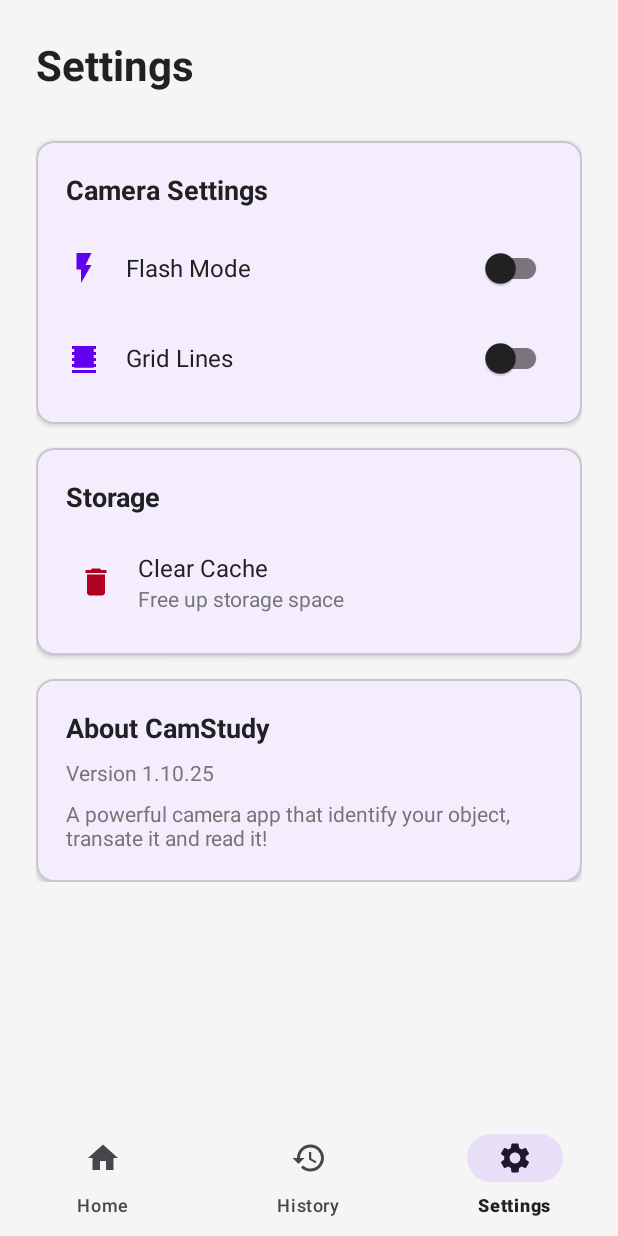
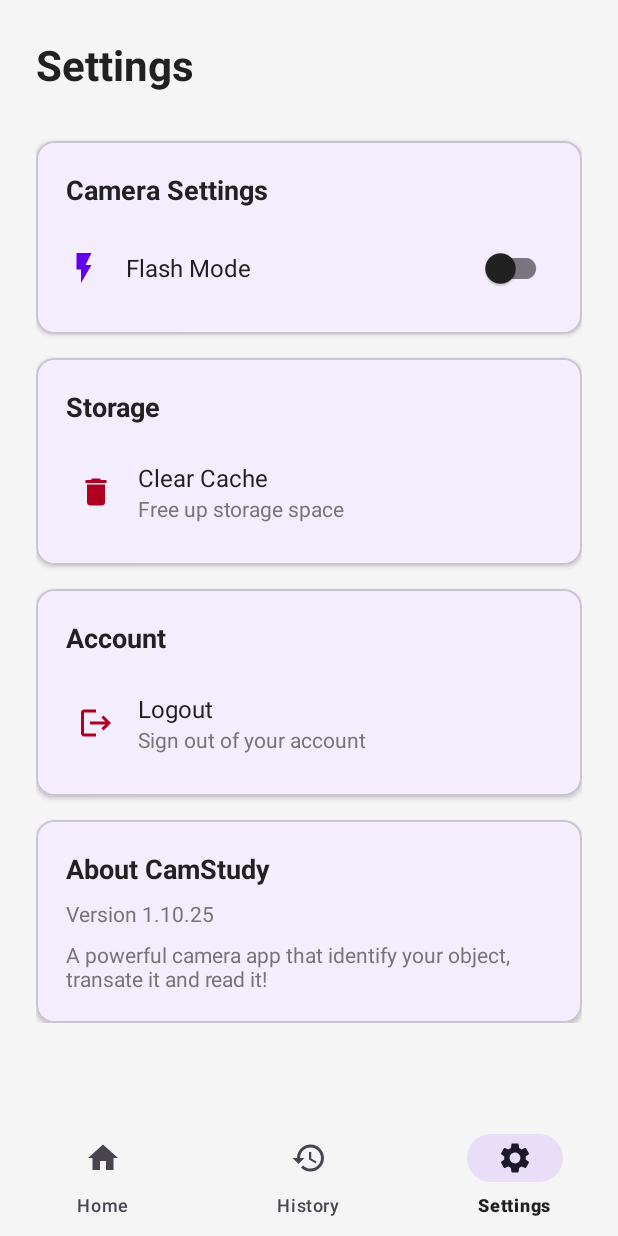
Before and after one commit to wikiepeidia/Camstudy-simpler, an Android app: the SettingsFragment screen opened through its navigation route, on a phone screen of 412 x 824 dp. Run offline under Robolectric (Android 15) with nearby library versions, the light colour scheme and no system bars; our stand-ins replace navigation-ui.

Commit message:
ADDDD todo

```diff
--- /dev/null
+++ b/app/src/main/res/drawable/ic_logout.xml
@@ -0,0 +1,17 @@
+<!--
+  ~ Copyright (c) 2025 Android project OpenVision API
+  ~ All rights reserved.
+  ~ Project: My Application
+  ~ File: ic_logout.xml
+  ~ Last Modified: 5/10/2025 2:40
+  -->
+
+<vector xmlns:android="http://schemas.android.com/apk/res/android"
+    android:width="24dp"
+    android:height="24dp"
+    android:viewportWidth="24"
+    android:viewportHeight="24">
+    <path
+        android:fillColor="#FF000000"
+        android:pathData="M17,7l-1.41,1.41L18.17,11H8v2h10.17l-2.58,2.58L17,17l5,-5zM4,5h8V3H4c-1.1,0 -2,0.9 -2,2v14c0,1.1 0.9,2 2,2h8v-2H4V5z" />
+</vector>
--- a/app/src/main/res/layout/fragment_settings.xml
+++ b/app/src/main/res/layout/fragment_settings.xml
@@ -4,7 +4,7 @@
   ~ All rights reserved.
   ~ Project: My Application
   ~ File: fragment_settings.xml
-  ~ Last Modified: 1/10/2025 4:38
+  ~ Last Modified: 5/10/2025 2:40
   -->
 
 <ScrollView xmlns:android="http://schemas.android.com/apk/res/android"
@@ -58,7 +58,6 @@
                 <LinearLayout
                     android:layout_width="match_parent"
                     android:layout_height="wrap_content"
-                    android:layout_marginBottom="12dp"
                     android:gravity="center_vertical"
                     android:orientation="horizontal">
 
@@ -67,7 +66,8 @@
                         android:layout_height="24dp"
                         android:layout_marginEnd="16dp"
                         android:src="@drawable/ic_flash"
-                        android:tint="@color/primary_color" />
+                        android:contentDescription="@string/flash_icon"
+                        app:tint="@color/primary_color" />
 
                     <TextView
                         android:layout_width="0dp"
@@ -79,34 +79,6 @@
 
                     <com.google.android.material.switchmaterial.SwitchMaterial
                         android:id="@+id/switch_flash"
-                        android:layout_width="wrap_content"
-                        android:layout_height="wrap_content" />
-
-                </LinearLayout>
-
-                <LinearLayout
-                    android:layout_width="match_parent"
-                    android:layout_height="wrap_content"
-                    android:gravity="center_vertical"
-                    android:orientation="horizontal">
-
-                    <ImageView
-                        android:layout_width="24dp"
-                        android:layout_height="24dp"
-                        android:layout_marginEnd="16dp"
-                        android:src="@drawable/ic_grid"
-                        android:tint="@color/primary_color" />
-
-                    <TextView
-                        android:layout_width="0dp"
-                        android:layout_height="wrap_content"
-                        android:layout_weight="1"
-                        android:text="Grid Lines"
-                        android:textColor="@color/primary_text"
-                        android:textSize="16sp" />
-
-                    <com.google.android.material.switchmaterial.SwitchMaterial
-                        android:id="@+id/switch_grid"
                         android:layout_width="wrap_content"
                         android:layout_height="wrap_content" />
 
@@ -155,8 +127,9 @@
                         android:layout_width="24dp"
                         android:layout_height="24dp"
                         android:layout_marginEnd="16dp"
+                        android:contentDescription="@string/delete_icon"
                         android:src="@drawable/ic_delete"
-                        android:tint="@color/error_color" />
+                        app:tint="@color/error_color" />
 
                     <LinearLayout
                         android:layout_width="0dp"
@@ -175,6 +148,77 @@
                             android:layout_width="wrap_content"
                             android:layout_height="wrap_content"
                             android:text="Free up storage space"
+                            android:textColor="@color/secondary_text"
+                            android:textSize="14sp" />
+
+                    </LinearLayout>
+
+                </LinearLayout>
+
+            </LinearLayout>
+
+        </com.google.android.material.card.MaterialCardView>
+
+        <!-- Account Settings -->
+        <com.google.android.material.card.MaterialCardView
+            android:layout_width="match_parent"
+            android:layout_height="wrap_content"
+            android:layout_marginBottom="16dp"
+            app:cardBackgroundColor="@color/card_background"
+            app:cardCornerRadius="12dp"
+            app:cardElevation="2dp">
+
+            <LinearLayout
+                android:layout_width="match_parent"
+                android:layout_height="wrap_content"
+                android:orientation="vertical"
+                android:padding="20dp">
+
+                <TextView
+                    android:layout_width="wrap_content"
+                    android:layout_height="wrap_content"
+                    android:layout_marginBottom="16dp"
+                    android:text="Account"
+                    android:textColor="@color/primary_text"
+                    android:textSize="18sp"
+                    android:textStyle="bold" />
+
+                <LinearLayout
+                    android:id="@+id/layout_logout"
+                    android:layout_width="match_parent"
+                    android:layout_height="wrap_content"
+                    android:background="?attr/selectableItemBackground"
+                    android:clickable="true"
+                    android:focusable="true"
+                    android:gravity="center_vertical"
+                    android:orientation="horizontal"
+                    android:padding="8dp">
+
+                    <ImageView
+                        android:layout_width="24dp"
+                        android:layout_height="24dp"
+                        android:layout_marginEnd="16dp"
+                        android:contentDescription="@string/logout_icon"
+                        android:src="@drawable/ic_logout"
+                        app:tint="@color/error_color" />
+
+                    <LinearLayout
+                        android:layout_width="0dp"
+                        android:layout_height="wrap_content"
+                        android:layout_weight="1"
+                        android:orientation="vertical">
+
+                        <TextView
+                            android:layout_width="wrap_content"
+                            android:layout_height="wrap_content"
+                            android:text="Logout"
+                            android:textColor="@color/primary_text"
+                            android:textSize="16sp" />
+
+                        <TextView
+                            android:layout_width="wrap_content"
+                            android:layout_height="wrap_content"
+                            android:text="Sign out of your account"
                             android:textColor="@color/secondary_text"
                             android:textSize="14sp" />
 
--- a/app/src/main/res/values/strings.xml
+++ b/app/src/main/res/values/strings.xml
@@ -4,7 +4,7 @@
   ~ All rights reserved.
   ~ Project: My Application
   ~ File: strings.xml
-  ~ Last Modified: 1/10/2025 9:20
+  ~ Last Modified: 5/10/2025 2:40
   -->
 
 <resources>
@@ -41,4 +41,9 @@
     <string name="tex2"> CamStudy</string>
     <string name="tex3">Explore the world through your camera</string>
     <string name="start">Start</string>
+
+    <!-- Settings -->
+    <string name="flash_icon">Flash icon</string>
+    <string name="delete_icon">Delete icon</string>
+    <string name="logout_icon">Logout icon</string>
 </resources>
```
Also changed, not shown: app/src/main/java/vn/edu/usth/myapplication/SettingsFragment.java (+48 -18 lines).
